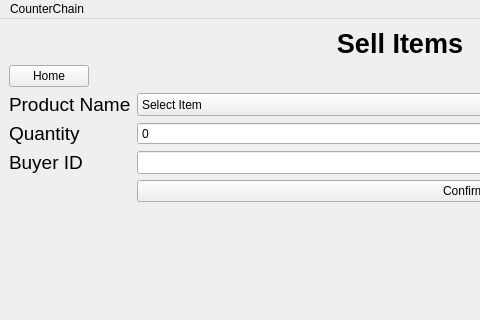
Old version of the form sell.ui in the repository shubham0298/CounterChain; both pictures show x 0 to 480 and y 0 to 320 of the 800 by 600 pixel window.
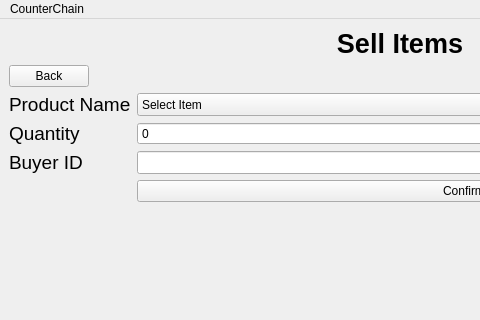
New version of the form.

```diff
--- a/sell.ui
+++ b/sell.ui
@@ -156,7 +156,7 @@
     <item row="3" column="0">
      <widget class="QPushButton" name="homeButton">
       <property name="text">
-       <string>Home</string>
+       <string>Back</string>
       </property>
      </widget>
     </item>
```
Left out of the diff: 2 changed lines with no effect on the pictures.
